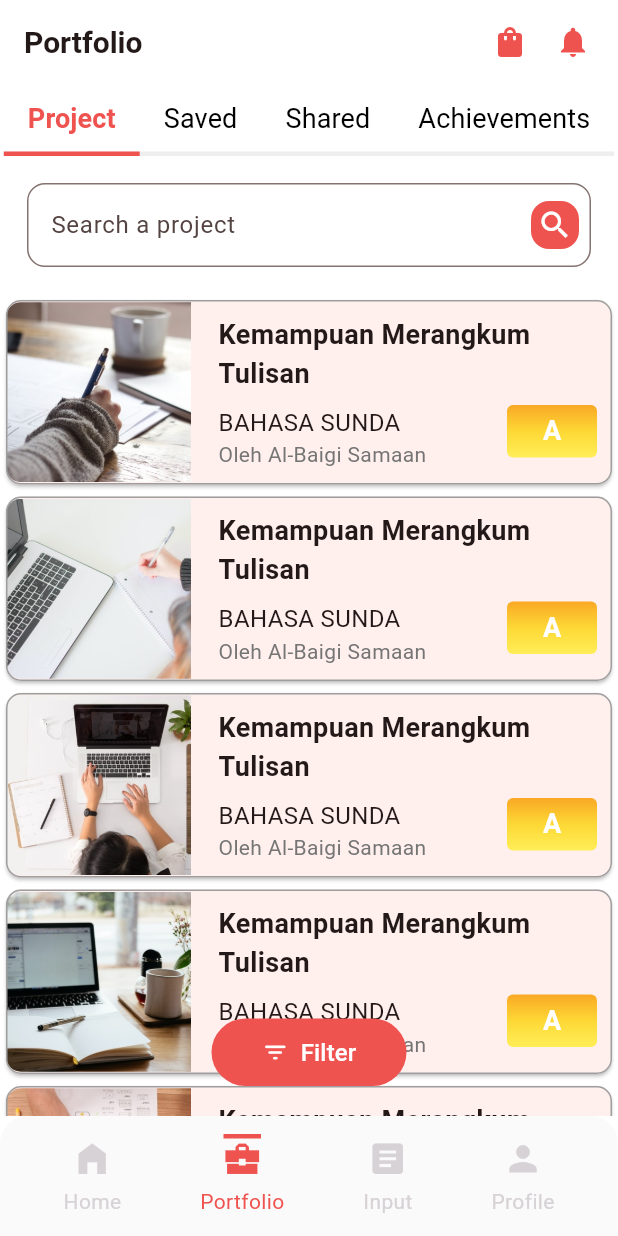
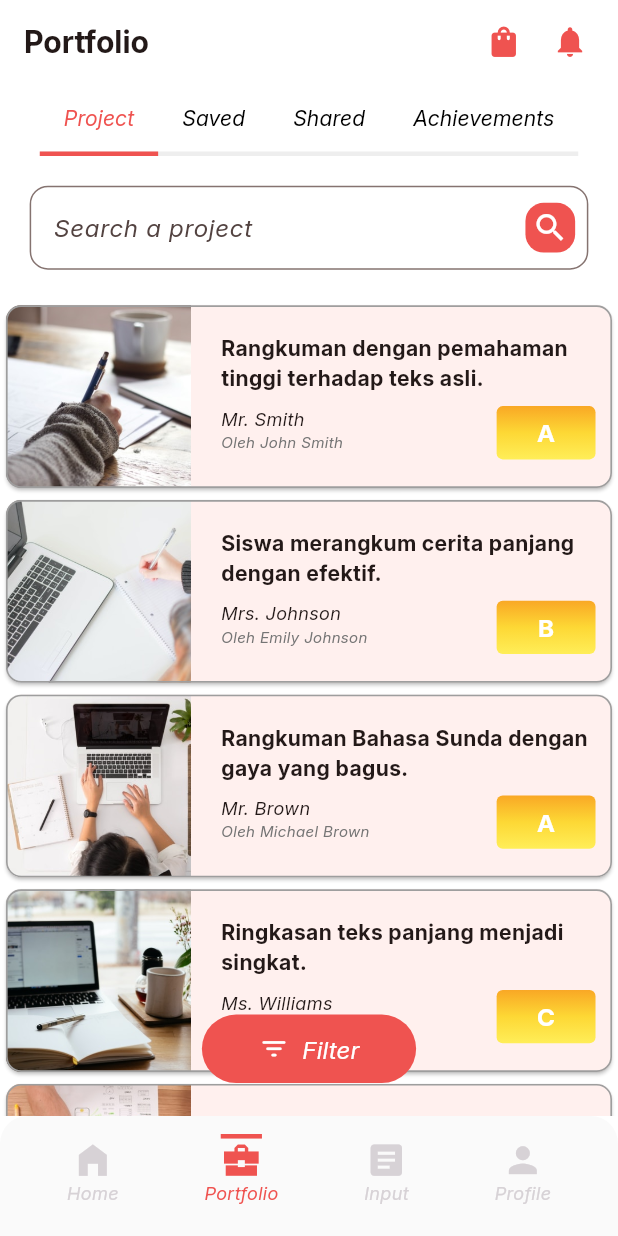
Before and after one commit to PrakharSinghG/portfolio_app, a Flutter app: the screen it shows after launch, on a phone screen of 412 x 824 dp. Run offline on Flutter 3.47's test engine with Material 3 defaults, Android fonts, the phone set to English and light mode, and no system bars; our stand-ins replace flutter_screenutil.

Commit message:
updated font and added screen util

```diff
--- a/lib/data/model/student_model.dart
+++ b/lib/data/model/student_model.dart
@@ -18,36 +18,47 @@ class StudentSummary {
 // Dummy static data
 List<StudentSummary> studentSummaries = [
   StudentSummary(
-    studentName: 'Al-Baigi Samaan',
-    summaryText: 'Kemampuan Merangkum Tulisan',
-    teacherName: 'BAHASA SUNDA',
+    studentName: 'John Smith',
+    summaryText: 'Rangkuman dengan pemahaman tinggi terhadap teks asli.',
+    teacherName: 'Mr. Smith',
     imageUrl: 'assets/1.png',
     grade: Grade.A,
   ),
   StudentSummary(
-      studentName: 'Al-Baigi Samaan',
-      summaryText: 'Kemampuan Merangkum Tulisan',
-      teacherName: 'BAHASA SUNDA',
-      imageUrl: 'assets/2.png',
-      grade: Grade.A),
+    studentName: 'Emily Johnson',
+    summaryText: 'Siswa merangkum cerita panjang dengan efektif.',
+    teacherName: 'Mrs. Johnson',
+    imageUrl: 'assets/2.png',
+    grade: Grade.B,
+  ),
   StudentSummary(
-      studentName: 'Al-Baigi Samaan',
-      summaryText: 'Kemampuan Merangkum Tulisan',
-      teacherName: 'BAHASA SUNDA',
-      imageUrl: 'assets/3.png',
-      grade: Grade.A),
+    studentName: 'Michael Brown',
+    summaryText: 'Rangkuman Bahasa Sunda dengan gaya yang bagus.',
+    teacherName: 'Mr. Brown',
+    imageUrl: 'assets/3.png',
+    grade: Grade.A,
+  ),
   StudentSummary(
-      studentName: 'Al-Baigi Samaan',
-      summaryText: 'Kemampuan Merangkum Tulisan',
-      teacherName: 'BAHASA SUNDA',
-      imageUrl: 'assets/4.png',
-      grade: Grade.A),
+    studentName: 'Jessica Williams',
+    summaryText: 'Ringkasan teks panjang menjadi singkat.',
+    teacherName: 'Ms. Williams',
+    imageUrl: 'assets/4.png',
+    grade: Grade.C,
+  ),
   StudentSummary(
-      studentName: 'Al-Baigi Samaan',
-      summaryText: 'Kemampuan Merangkum Tulisan',
-      teacherName: 'BAHASA SUNDA',
-      imageUrl: 'assets/5.png',
-      grade: Grade.F),
+    studentName: 'David Miller',
+    summaryText: 'Siswa merangkum cerita panjang dengan efektif.',
+    teacherName: 'Mr. Miller',
+    imageUrl: 'assets/5.png',
+    grade: Grade.B,
+  ),
+  StudentSummary(
+    studentName: 'Sophia Davis',
+    summaryText: 'Rangkuman singkat dalam Bahasa Sunda.',
+    teacherName: 'Mrs. Davis',
+    imageUrl: 'assets/4.png',
+    grade: Grade.A,
+  ),
 ];
 
 enum Grade { A, B, C, D, E, F }
--- a/lib/main.dart
+++ b/lib/main.dart
@@ -1,4 +1,5 @@
 import 'package:flutter/material.dart';
+import 'package:flutter_screenutil/flutter_screenutil.dart'; // Import ScreenUtil
 import '/presentation/home/pages/home_page.dart';
 import 'core/config/themes/app_colors.dart';
 
@@ -11,6 +12,11 @@ class MyApp extends StatelessWidget {
 
   @override
   Widget build(BuildContext context) {
+    return ScreenUtilInit(
+      designSize: const Size(375, 812),
+      minTextAdapt: true,
+      splitScreenMode: true,
+      builder: (context, child) {
         return MaterialApp(
           debugShowCheckedModeBanner: false,
           title: 'Portfolio App',
@@ -29,23 +35,34 @@ class MyApp extends StatelessWidget {
               unselectedIconTheme:
                   IconThemeData(color: AppColors.unSelectedBNColor),
               unselectedLabelStyle:
-                  TextStyle(color: AppColors.unSelectedBNColor)),
-          iconTheme: const IconThemeData(size: 27),
+                  TextStyle(color: AppColors.unSelectedBNColor),
+            ),
+            iconTheme: IconThemeData(size: 27.sp),
             tabBarTheme: TabBarTheme(
               dividerColor: AppColors.tabDividerColor,
-              dividerHeight: 3,
+              dividerHeight: 3.h,
               indicatorSize: TabBarIndicatorSize.tab,
               indicator: const UnderlineTabIndicator(
                 borderSide: BorderSide(width: 3, color: AppColors.primaryColor),
               ),
               labelColor: AppColors.primaryColor,
-              labelStyle: const TextStyle(fontSize: 18, fontWeight: FontWeight.bold),
+              labelStyle: TextStyle(
+                fontSize: 18.sp,
+                fontWeight: FontWeight.bold,
+                fontFamily: 'Inter',
+              ),
               unselectedLabelColor: AppColors.unSelectedLabelColor,
-              unselectedLabelStyle: const TextStyle(
-                  fontSize: 18,
+              unselectedLabelStyle: TextStyle(
+                fontSize: 18.sp,
                 fontWeight: FontWeight.w400,
-                  color: AppColors.unSelectedLabelColor))),
+                color: AppColors.unSelectedLabelColor,
+                fontFamily: 'Inter',
+              ),
+            ),
+          ),
           home: const HomePage(),
+        );
+      },
     );
   }
 }
--- a/lib/presentation/home/pages/home_page.dart
+++ b/lib/presentation/home/pages/home_page.dart
@@ -1,4 +1,5 @@
 import 'package:flutter/material.dart';
+import 'package:flutter_screenutil/flutter_screenutil.dart';
 import '../../../data/model/bottom_nav_model.dart';
 import '../pages/profile_page.dart';
 
@@ -18,14 +19,15 @@ class _HomePageState extends State<HomePage> {
     Center(child: Text('Input')),
     Center(child: Text('Profile')),
   ];
+
   @override
   Widget build(BuildContext context) {
     return Scaffold(
       body: _widgetOptions.elementAt(_currentIndex),
       bottomNavigationBar: ClipRRect(
-          borderRadius: const BorderRadius.only(
-            topLeft: Radius.circular(18.0),
-            topRight: Radius.circular(18.0),
+        borderRadius: BorderRadius.only(
+          topLeft: Radius.circular(18.r),
+          topRight: Radius.circular(18.r),
         ),
         child: BottomAppBar(
           notchMargin: 0,
@@ -43,39 +45,44 @@ class _HomePageState extends State<HomePage> {
                       child: Column(
                         children: [
                           Container(
-                              width: 25,
+                            width: 25.w,
                             decoration: BoxDecoration(
                               border: Border(
                                 top: BorderSide(
-                                          width: 3,
+                                  width: 3.h,
                                   color: _currentIndex == items.key
                                       ? Theme.of(context)
                                           .tabBarTheme
                                           .labelColor!
-                                              : Colors.transparent))),
+                                      : Colors.transparent,
                                 ),
-                            Icon(items.value.icon,
+                              ),
+                            ),
+                          ),
+                          Icon(
+                            items.value.icon,
                             color: _currentIndex == items.key
                                 ? Theme.of(context).tabBarTheme.labelColor!
                                 : Theme.of(context)
                                     .bottomNavigationBarTheme
                                     .unselectedIconTheme
                                     ?.color,
-                                size: Theme.of(context).iconTheme.size),
-                            const SizedBox(
-                              height: 5.0,
+                            size: Theme.of(context).iconTheme.size?.sp,
                           ),
                           Text(
                             items.value.label,
                             textAlign: TextAlign.center,
                             overflow: TextOverflow.ellipsis,
                             style: TextStyle(
+                              fontSize: 12.sp,
                               color: _currentIndex == items.key
                                   ? Theme.of(context).tabBarTheme.labelColor
                                   : Theme.of(context)
                                       .bottomNavigationBarTheme
                                       .unselectedLabelStyle
-                                          ?.color),
+                                      ?.color,
+                              fontFamily: 'Inter',
+                            ),
                           ),
                         ],
                       ),
@@ -83,6 +90,7 @@ class _HomePageState extends State<HomePage> {
                 .toList(),
           ),
         ),
-        ));
+      ),
+    );
   }
 }
--- a/lib/presentation/home/pages/profile_page.dart
+++ b/lib/presentation/home/pages/profile_page.dart
@@ -1,11 +1,12 @@
 library profile_page;
 
 import 'package:flutter/material.dart';
+import 'package:flutter_screenutil/flutter_screenutil.dart';
 import '../../../data/model/student_model.dart';
 import '../widgets/components/floating_action_button_widget.dart';
-
 import '../../../data/model/tab_model.dart';
 import '../widgets/components/search_input.dart';
+
 part '../widgets/components/app_bar.dart';
 
 class ProfilePage extends StatefulWidget {
@@ -19,6 +20,7 @@ class _ProfilePageState extends State<ProfilePage>
     with TickerProviderStateMixin {
   late final TabController _tabController;
   String query = '';
+
   @override
   void initState() {
     super.initState();
@@ -61,43 +63,43 @@ class _ProfilePageState extends State<ProfilePage>
                   final student = filteredSummaries[index];
                   return Card(
                     shape: RoundedRectangleBorder(
-                      side: const BorderSide(
+                      side: BorderSide(
                         color: Colors.grey,
-                        width: 1,
+                        width: 1.w,
                       ),
-                      borderRadius:
-                          BorderRadius.circular(10),
+                      borderRadius: BorderRadius.circular(10.r),
                     ),
                     child: Row(
                       children: [
                         ClipRRect(
                           clipBehavior: Clip.antiAlias,
-                          borderRadius: const BorderRadius.only(
-                              topLeft: Radius.circular(10),
-                              bottomLeft: Radius.circular(10)),
+                          borderRadius: BorderRadius.only(
+                            topLeft: Radius.circular(10.r),
+                            bottomLeft: Radius.circular(10.r),
+                          ),
                           child: Image.asset(
                             student.imageUrl,
-                            width: constraints.biggest.width *
-                                0.3,
-                            height: 120,
+                            width: constraints.biggest.width * 0.3,
+                            height: 120.h,
                             fit: BoxFit.cover,
                           ),
                         ),
-                        const SizedBox(width: 8),
+                        SizedBox(width: 8.w),
                         Expanded(
                           child: Padding(
-                            padding: const EdgeInsets.all(10.0),
+                            padding: EdgeInsets.all(10.w),
                             child: Column(
                               crossAxisAlignment: CrossAxisAlignment.start,
                               children: [
                                 Text(
                                   student.summaryText,
-                                  style: const TextStyle(
-                                    fontSize: 18,
+                                  style: TextStyle(
+                                    fontSize: 14.sp,
                                     fontWeight: FontWeight.bold,
+                                    fontFamily: 'Inter',
                                   ),
                                 ),
-                                const SizedBox(height: 8),
+                                SizedBox(height: 8.h),
                                 Row(
                                   crossAxisAlignment: CrossAxisAlignment.start,
                                   children: [
@@ -107,43 +109,46 @@ class _ProfilePageState extends State<ProfilePage>
                                       children: [
                                         Text(
                                           student.teacherName,
-                                          style: const TextStyle(fontSize: 16),
+                                          style: TextStyle(
+                                            fontSize: 12.sp,
+                                            fontFamily: 'Inter',
+                                          ),
                                         ),
                                         Text(
                                           'Oleh ${student.studentName}',
                                           style: TextStyle(
-                                              color: Colors.grey[600]),
+                                            fontSize: 10.sp,
+                                            color: Colors.grey[600],
+                                            fontFamily: 'Inter',
+                                          ),
                                         ),
                                       ],
                                     ),
                                     const Spacer(),
                                     Container(
-                                      width: 60,
-                                      height: 35,
+                                      width: 60.w,
+                                      height: 35.h,
                                       decoration: BoxDecoration(
                                         gradient: LinearGradient(
                                           colors: [
-                                            Colors.yellow
-                                                .shade800,
+                                            Colors.yellow.shade800,
                                             Colors.yellow.shade600,
-                                            Colors.yellow
-                                                .shade400,
+                                            Colors.yellow.shade400,
                                           ],
                                           begin: Alignment.topCenter,
                                           end: Alignment.bottomCenter,
                                         ),
-                                        borderRadius: BorderRadius.circular(
-                                            4),
+                                        borderRadius:
+                                            BorderRadius.circular(4.r),
                                       ),
                                       child: Center(
                                         child: Text(
                                           student.grade.name,
-                                          style: const TextStyle(
-                                            fontSize:
-                                                18,
+                                          style: TextStyle(
+                                            fontSize: 16.sp,
                                             fontWeight: FontWeight.bold,
-                                            color: Colors
-                                                .white,
+                                            color: Colors.white,
+                                            fontFamily: 'Inter',
                                           ),
                                         ),
                                       ),
@@ -160,7 +165,6 @@ class _ProfilePageState extends State<ProfilePage>
                 },
               ),
             ),
-            //
           ],
         ),
       );
--- a/lib/presentation/home/widgets/components/app_bar.dart
+++ b/lib/presentation/home/widgets/components/app_bar.dart
@@ -5,31 +5,35 @@ AppBar _buildAppBar(BuildContext context, TabController tabController) =>
       elevation: 0,
       centerTitle: false,
       leadingWidth: 0,
-      title: const Text(
+      title: Text(
         'Portfolio',
         style: TextStyle(
-          fontSize: 20,
+          fontSize: 20.sp,
           fontWeight: FontWeight.bold,
+          fontFamily: 'Inter',
         ),
       ),
       actionsIconTheme: IconThemeData(
         color: Theme.of(context).iconTheme.color,
+        size: Theme.of(context).iconTheme.size?.sp,
       ),
       actions: [
         Icon(Icons.shopping_bag,
-            color: Theme.of(context).tabBarTheme.labelColor),
-        const SizedBox(
-          width: 18,
-        ),
+            color: Theme.of(context).tabBarTheme.labelColor, size: 24.sp),
+        SizedBox(width: 18.w),
         Icon(Icons.notifications,
-            color: Theme.of(context).tabBarTheme.labelColor),
-        const SizedBox(
-          width: 18,
-        ),
+            color: Theme.of(context).tabBarTheme.labelColor, size: 24.sp),
+        SizedBox(width: 18.w),
       ],
       bottom: TabBar(
         controller: tabController,
         tabAlignment: TabAlignment.center,
-        tabs: tabData.map((tab) => Tab(text: tab.title)).toList(),
+        tabs: tabData
+            .map((tab) => Tab(
+                  text: tab.title,
+                ))
+            .toList(),
+        labelStyle: TextStyle(fontSize: 14.sp, fontFamily: 'Inter'),
+        unselectedLabelStyle: TextStyle(fontSize: 14.sp, fontFamily: 'Inter'),
       ),
     );
--- a/lib/presentation/home/widgets/components/floating_action_button_widget.dart
+++ b/lib/presentation/home/widgets/components/floating_action_button_widget.dart
@@ -1,4 +1,5 @@
 import 'package:flutter/material.dart';
+import 'package:flutter_screenutil/flutter_screenutil.dart';
 
 class FloatingActionButtonWidget extends StatelessWidget {
   const FloatingActionButtonWidget({super.key});
@@ -6,37 +7,40 @@ class FloatingActionButtonWidget extends StatelessWidget {
   @override
   Widget build(BuildContext context) {
     return Padding(
-      padding: const EdgeInsets.all(20.0),
+      padding: EdgeInsets.all(20.w),
       child: Container(
-        width: 130,
-        height: 45,
+        width: 130.w,
+        height: 45.h,
         decoration: BoxDecoration(
-          color: Theme.of(context)
-              .tabBarTheme
-              .labelColor,
-          borderRadius: BorderRadius.circular(28),
+          color: Theme.of(context).tabBarTheme.labelColor,
+          borderRadius: BorderRadius.circular(28.r),
         ),
         child: TextButton(
-          onPressed: () {
-            // Define action
-          },
+          onPressed: () {},
           style: TextButton.styleFrom(
             backgroundColor: Colors.transparent,
             elevation: 0,
             shape: RoundedRectangleBorder(
-              borderRadius: BorderRadius.circular(28),
+              borderRadius: BorderRadius.circular(28.r),
             ),
           ),
-          child: const Row(
+          child: Row(
             mainAxisAlignment: MainAxisAlignment.center,
             crossAxisAlignment: CrossAxisAlignment.center,
             children: [
-              Icon(Icons.filter_list_rounded, color: Colors.white),
-              SizedBox(width: 8),
+              Icon(
+                Icons.filter_list_rounded,
+                color: Colors.white,
+                size: 20.sp,
+              ),
+              SizedBox(width: 8.w),
               Text(
                 'Filter',
-                style:
-                    TextStyle(color: Colors.white, fontSize: 16),
+                style: TextStyle(
+                  color: Colors.white,
+                  fontSize: 16.sp,
+                  fontFamily: 'Inter',
+                ),
               ),
             ],
           ),
--- a/lib/presentation/home/widgets/components/search_input.dart
+++ b/lib/presentation/home/widgets/components/search_input.dart
@@ -1,4 +1,5 @@
 import 'package:flutter/material.dart';
+import 'package:flutter_screenutil/flutter_screenutil.dart';
 
 class SearchInput extends StatefulWidget {
   final Function(String) onSearch;
@@ -26,7 +27,7 @@ class _SearchInputState extends State<SearchInput> {
   @override
   Widget build(BuildContext context) {
     return Padding(
-      padding: const EdgeInsets.all(18.0),
+      padding: EdgeInsets.all(18.w),
       child: TextField(
         controller: _controller,
         onChanged: (value) {
@@ -35,15 +36,21 @@ class _SearchInputState extends State<SearchInput> {
         decoration: InputDecoration(
           hintText: 'Search a project',
           border: OutlineInputBorder(
-            borderRadius: BorderRadius.circular(12),
-            borderSide: BorderSide(color: Colors.grey.shade400, width: 2),
+            borderRadius: BorderRadius.circular(12.r),
+            borderSide: BorderSide(
+              color: Colors.grey.shade400,
+              width: 2.w,
+            ),
           ),
           alignLabelWithHint: true,
           suffixIconColor: Colors.white,
           suffixIcon: _controller.text.isNotEmpty
               ? IconButton(
                   color: Colors.black,
-                  icon: const Icon(Icons.clear),
+                  icon: Icon(
+                    Icons.clear,
+                    size: 24.sp,
+                  ),
                   onPressed: () {
                     setState(() {
                       _controller.clear();
@@ -52,18 +59,23 @@ class _SearchInputState extends State<SearchInput> {
                   },
                 )
               : Padding(
-                  padding: const EdgeInsets.all(8.0),
+                  padding: EdgeInsets.all(8.w),
                   child: Container(
-                      padding: const EdgeInsets.all(4),
-                      decoration: BoxDecoration(
-                        color: Theme.of(context)
-                            .tabBarTheme
-                            .labelColor,
-                        borderRadius:
-                            BorderRadius.circular(12),
-                      ),
-                      child: const Icon(Icons.search)),
+                    padding: EdgeInsets.all(4.w),
+                    decoration: BoxDecoration(
+                      color: Theme.of(context).tabBarTheme.labelColor,
+                      borderRadius: BorderRadius.circular(12.r),
+                    ),
+                    child: Icon(
+                      Icons.search,
+                      size: 24.sp,
+                    ),
+                  ),
                 ),
+        ),
+        style: TextStyle(
+          fontFamily: 'Inter',
+          fontSize: 16.sp,
         ),
       ),
     );
```
Also changed, not shown: pubspec.yaml (+8 -6 lines), assets/fonts/Inter_18pt-Black.ttf (added), assets/fonts/Inter_18pt-Bold.ttf (added), assets/fonts/Inter_18pt-Italic.ttf (added), pubspec.lock. Lines whose indentation alone changed are shown as unchanged.
